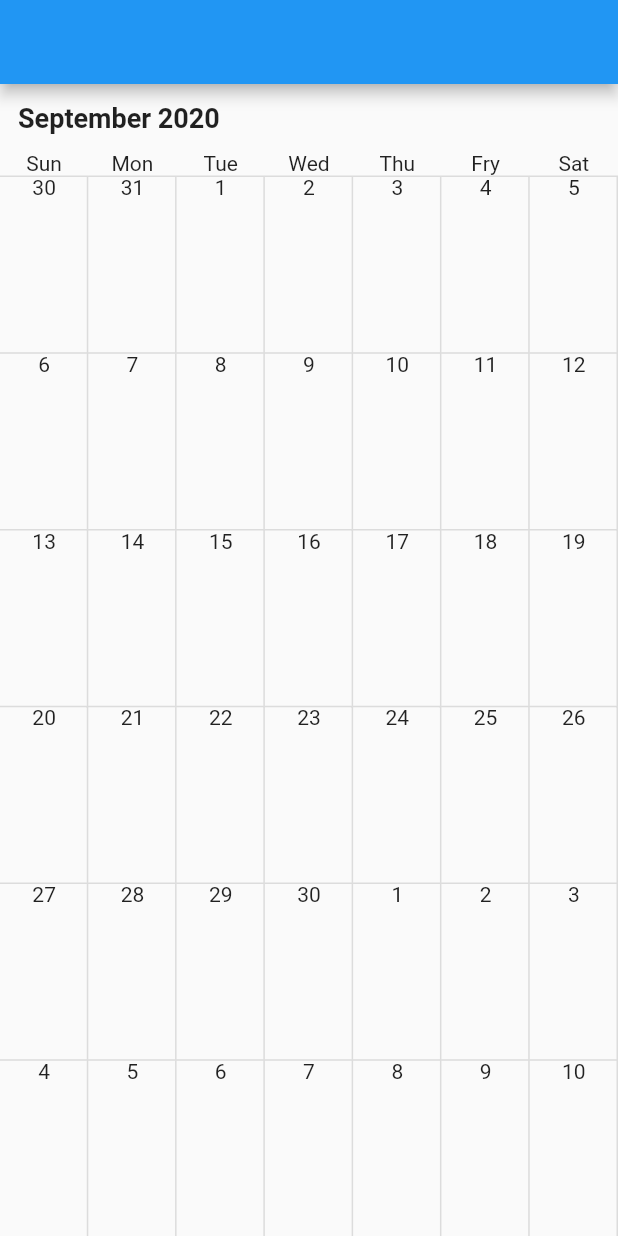
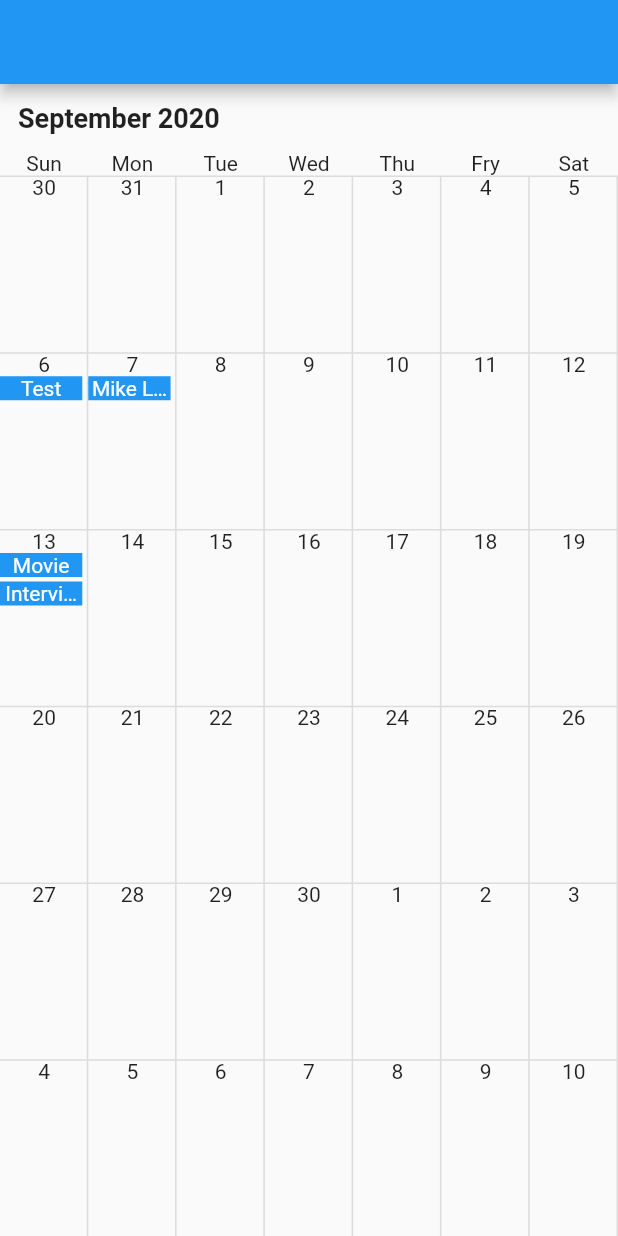
Before and after one commit to santa112358/cell_calendar_develop, a Flutter app: the screen it shows after launch, on a phone screen of 412 x 824 dp. Run offline on Flutter 3.47's test engine with Material 2 defaults, Android fonts, the phone set to English and light mode, and no system bars.

Commit message:
add events function

```diff
--- a/lib/cell_calendar/cell_calendar_notifier.dart
+++ b/lib/cell_calendar/calendar_month_controller.dart
@@ -1,6 +1,4 @@
-import 'package:flutter/foundation.dart';
-
-import 'constants.dart';
+import 'package:flutter/material.dart';
 
 extension _DaysDuration on int {
   Duration get daysDuration {
@@ -8,18 +6,15 @@ extension _DaysDuration on int {
   }
 }
 
-class CellCalendarNotifier extends ChangeNotifier {
-  CellCalendarNotifier() {
+class CalendarMonthController extends ChangeNotifier {
+  CalendarMonthController(this.currentPageDate) {
     this._initialize();
   }
-
-  DateTime currentDateTime;
+  final DateTime currentPageDate;
 
   List<DateTime> currentDays = [];
   void _initialize() {
-    currentDateTime = DateTime.now();
-    currentDays = _getCurrentDays(currentDateTime);
-    notifyListeners();
+    currentDays = _getCurrentDays(currentPageDate);
   }
 
   List<DateTime> _getCurrentDays(DateTime dateTime) {
@@ -36,10 +31,4 @@ class CellCalendarNotifier extends ChangeNotifier {
     final firstDayOfTheMonth = DateTime(dateTime.year, dateTime.month, 1);
     return firstDayOfTheMonth.add(firstDayOfTheMonth.weekday.daysDuration);
   }
-
-  void onPageChanged(int index) {
-    currentDateTime = index.currentDateTime;
-    currentDays = _getCurrentDays(currentDateTime);
-    notifyListeners();
-  }
 }
--- /dev/null
+++ b/lib/cell_calendar/calendar_state_controller.dart
@@ -0,0 +1,34 @@
+import 'package:cell_calendar_develop/cell_calendar/event.dart';
+import 'package:flutter/foundation.dart';
+
+import 'constants.dart';
+
+class CalendarStateController extends ChangeNotifier {
+  CalendarStateController(this.events) {
+    this._initialize();
+  }
+
+  final List<CalendarEvent> events;
+
+  DateTime currentDateTime;
+
+  void _initialize() {
+    currentDateTime = DateTime.now();
+    notifyListeners();
+  }
+
+  void onPageChanged(int index) {
+    currentDateTime = index.currentDateTime;
+    notifyListeners();
+  }
+
+  List<CalendarEvent> eventsOnTheDay(DateTime date) {
+    final res = events
+        .where((event) =>
+            event.eventDate.year == date.year &&
+            event.eventDate.month == date.month &&
+            event.eventDate.day == date.day)
+        .toList();
+    return res;
+  }
+}
--- a/lib/cell_calendar/cell_calendar.dart
+++ b/lib/cell_calendar/cell_calendar.dart
@@ -1,9 +1,11 @@
-import 'package:cell_calendar_develop/cell_calendar/cell_calendar_notifier.dart';
+import 'package:cell_calendar_develop/cell_calendar/calendar_month_controller.dart';
+import 'package:cell_calendar_develop/cell_calendar/calendar_state_controller.dart';
 import 'package:flutter/cupertino.dart';
 import 'package:flutter/material.dart';
 import 'package:provider/provider.dart';
 
 import 'constants.dart';
+import 'event.dart';
 
 const List<String> _DaysOfTheWeek = [
   'Sun',
@@ -16,16 +18,25 @@ const List<String> _DaysOfTheWeek = [
 ];
 
 class CellCalendar extends StatelessWidget {
+  CellCalendar({this.events, this.onPageChanged});
+
+  final List<CalendarEvent> events;
+  final Function(DateTime firstDate, DateTime lastDate) onPageChanged;
+
   @override
   Widget build(BuildContext context) {
     return ChangeNotifierProvider(
-      create: (_context) => CellCalendarNotifier(),
-      child: CellCalendarFrame(),
+      create: (_context) => CalendarStateController(events),
+      child: CellCalendarFrame(events),
     );
   }
 }
 
 class CellCalendarFrame extends StatelessWidget {
+  CellCalendarFrame(this.events);
+
+  final List<CalendarEvent> events;
+
   @override
   Widget build(BuildContext context) {
     return Column(
@@ -36,10 +47,10 @@ class CellCalendarFrame extends StatelessWidget {
           child: PageView.builder(
             controller: PageController(initialPage: 1200),
             itemBuilder: (context, index) {
-              return CalendarBody();
+              return CalendarBody.wrapped(index.currentDateTime, events);
             },
             onPageChanged:
-                Provider.of<CellCalendarNotifier>(context, listen: false)
+                Provider.of<CalendarStateController>(context, listen: false)
                     .onPageChanged,
           ),
         ),
@@ -55,7 +66,7 @@ class MonthYearLabel extends StatelessWidget {
 
   @override
   Widget build(BuildContext context) {
-    final controller = Provider.of<CellCalendarNotifier>(context);
+    final controller = Provider.of<CalendarStateController>(context);
     final monthLabel = controller.currentDateTime?.month?.monthName ?? "";
     final yearLabel = controller.currentDateTime?.year?.toString();
     return Padding(
@@ -69,13 +80,23 @@ class MonthYearLabel extends StatelessWidget {
 }
 
 class CalendarBody extends StatelessWidget {
-  const CalendarBody({
+  const CalendarBody._(
+    this.events, {
     Key key,
   }) : super(key: key);
 
+  final List<CalendarEvent> events;
+
+  static Widget wrapped(DateTime currentPageDate, List<CalendarEvent> events) {
+    return ChangeNotifierProvider(
+      create: (_context) => CalendarMonthController(currentPageDate),
+      child: CalendarBody._(events),
+    );
+  }
+
   @override
   Widget build(BuildContext context) {
-    final controller = Provider.of<CellCalendarNotifier>(context);
+    final controller = Provider.of<CalendarMonthController>(context);
     final days = controller.currentDays;
     return Column(
       children: [
@@ -130,18 +151,57 @@ class DaysRow extends StatelessWidget {
                         color: Theme.of(context).dividerColor, width: 1),
                   ),
                 ),
-              child: Column(
-                children: [
-                  Text(
-                    date.day.toString(),
-                    textAlign: TextAlign.center,
-                  ),
-                ],
-              ),
-            ),
+                child: DayCell(date)),
           );
         }).toList(),
       ),
     );
   }
 }
+
+class DayCell extends StatelessWidget {
+  DayCell(this.date);
+
+  final DateTime date;
+
+  @override
+  Widget build(BuildContext context) {
+    return Column(
+      children: [
+        Text(
+          date.day.toString(),
+          textAlign: TextAlign.center,
+        ),
+        Column(
+          children: Provider.of<CalendarStateController>(context)
+              .eventsOnTheDay(date)
+              .map(
+                (event) => EventLabel(event),
+              )
+              .toList(),
+        )
+      ],
+    );
+  }
+}
+
+class EventLabel extends StatelessWidget {
+  EventLabel(this.event);
+
+  final CalendarEvent event;
+
+  @override
+  Widget build(BuildContext context) {
+    return Container(
+      margin: EdgeInsets.only(right: 4, bottom: 3),
+      width: double.infinity,
+      color: event.eventBackgroundColor,
+      child: Text(
+        event.eventName,
+        style: TextStyle(color: event.eventTextColor),
+        textAlign: TextAlign.center,
+        overflow: TextOverflow.ellipsis,
+      ),
+    );
+  }
+}
--- a/lib/cell_calendar/constants.dart
+++ b/lib/cell_calendar/constants.dart
@@ -38,9 +38,9 @@ extension DateExtension on int {
 
   DateTime get currentDateTime {
     final monthDif = this - 1200;
-    final currntYear = _currentYear(monthDif);
+    final currentYear = _currentYear(monthDif);
     final currentMonth = _currentMonth(monthDif);
-    return DateTime(currntYear, currentMonth);
+    return DateTime(currentYear, currentMonth);
   }
 
   int _currentYear(int monthDif) {
@@ -60,7 +60,7 @@ extension DateExtension on int {
     if (res > 0) {
       return res % 12;
     } else {
-      return 12 - (res % 12);
+      return 12 - (-res % 12);
     }
   }
 }
--- /dev/null
+++ b/lib/cell_calendar/event.dart
@@ -0,0 +1,15 @@
+import 'package:flutter/material.dart';
+
+class CalendarEvent {
+  CalendarEvent({
+    @required this.eventName,
+    @required this.eventDate,
+    this.eventBackgroundColor = Colors.blue,
+    this.eventTextColor = Colors.white,
+  });
+
+  final String eventName;
+  final DateTime eventDate;
+  final Color eventBackgroundColor;
+  final Color eventTextColor;
+}
--- a/lib/main.dart
+++ b/lib/main.dart
@@ -1,5 +1,7 @@
 import 'package:cell_calendar_develop/cell_calendar/cell_calendar.dart';
 import 'package:flutter/material.dart';
+
+import 'cell_calendar/event.dart';
 
 void main() {
   runApp(MyApp());
@@ -21,12 +23,27 @@ class MyApp extends StatelessWidget {
 }
 
 class MyHomePage extends StatelessWidget {
+  List<CalendarEvent> sampleEvents() {
+    final today = DateTime.now();
+    final res = [
+      CalendarEvent(eventName: "Test", eventDate: today),
+      CalendarEvent(
+          eventName: "Mike Lunch", eventDate: today.add(Duration(days: 1))),
+      CalendarEvent(
+          eventName: "Movie", eventDate: today.add(Duration(days: 7))),
+      CalendarEvent(
+          eventName: "Interview", eventDate: today.add(Duration(days: 7))),
+    ];
+    return res;
+  }
+
   @override
   Widget build(BuildContext context) {
     return Scaffold(
         appBar: AppBar(),
-        body:
-            CellCalendar() // This trailing comma makes auto-formatting nicer for build methods.
+        body: CellCalendar(
+          events: sampleEvents(),
+        ) // This trailing comma makes auto-formatting nicer for build methods.
         );
   }
 }
```
Lines whose indentation alone changed are shown as unchanged.
